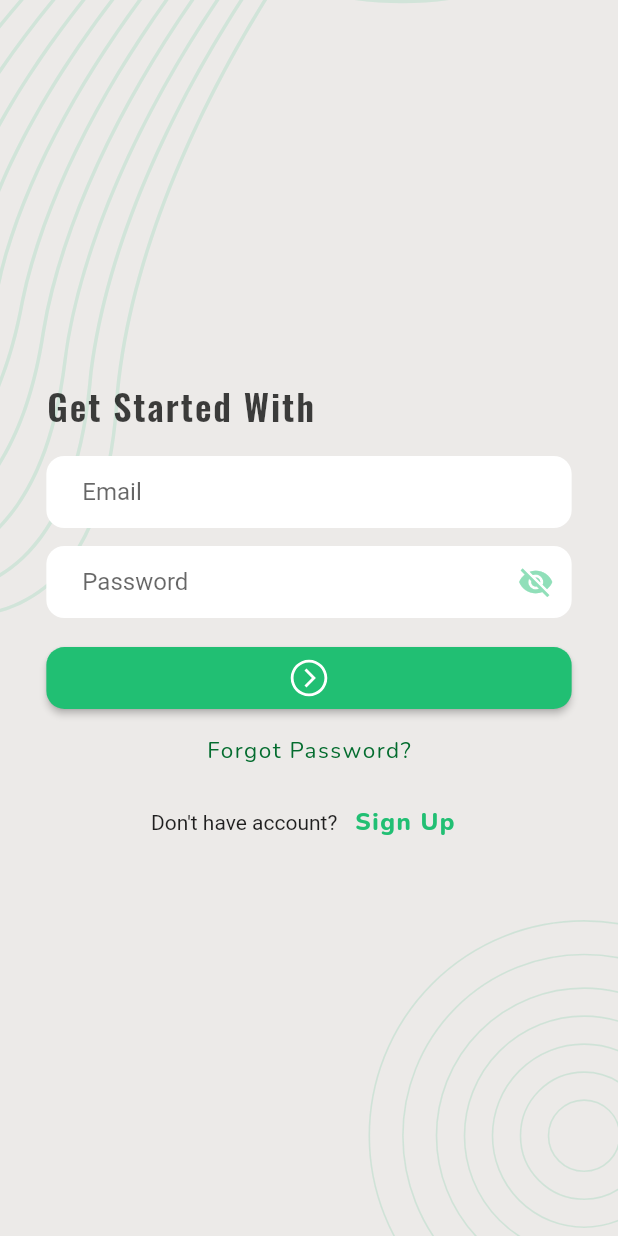
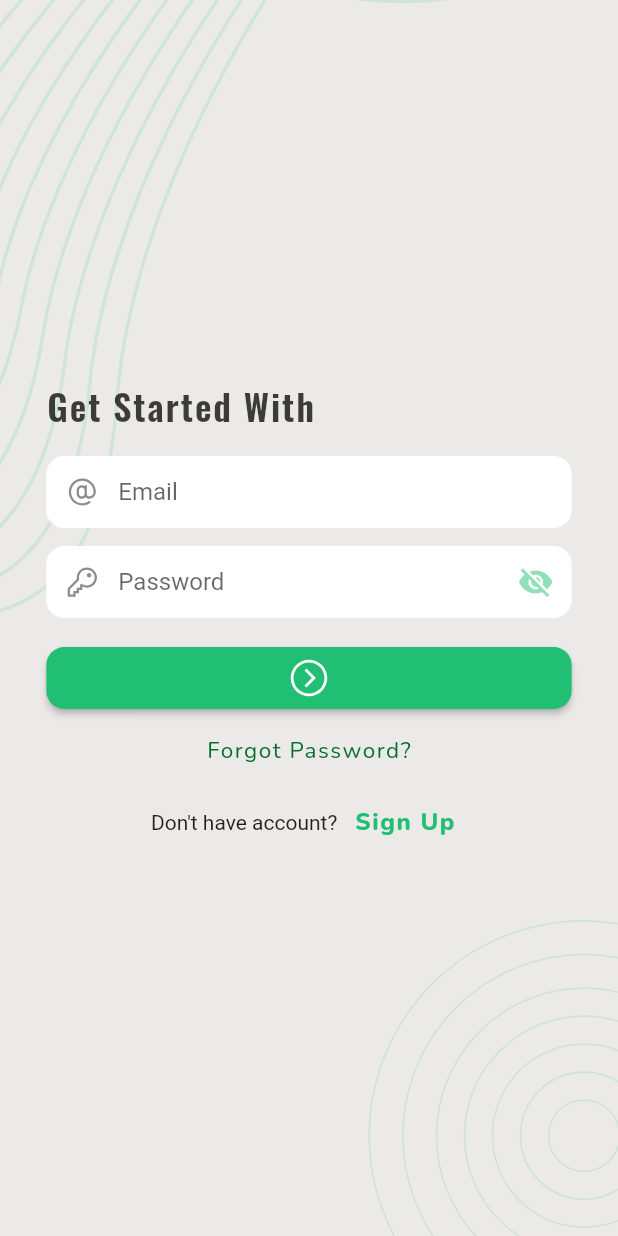
Before and after one commit to nbakh16/task_manager, a Flutter app: the screen it shows after launch, on a phone screen of 412 x 824 dp. Run offline on Flutter 3.47's test engine with Material 2 defaults, Android fonts, the phone set to English and light mode, and no system bars; our stand-ins replace flutter_svg, google_fonts, image_picker, line_icons, loading_animation_widget, pin_code_fields and 1 more.

Commit message:
Theme state loads properly on app start.

```diff
--- a/lib/app.dart
+++ b/lib/app.dart
@@ -19,11 +19,12 @@ class _TaskManagerAppState extends State<TaskManagerApp> {
     super.initState();
 
     WidgetsBinding.instance.addPostFrameCallback((_) {
-      ThemeUtility.loadTheme();
-
       ThemeUtility.themeChangedCallback = (bool isLight) {
         setState(() {});
       };
+
+      ThemeUtility.loadTheme();
+      setState(() {});
     });
   }
 
@@ -91,7 +92,7 @@ class _TaskManagerAppState extends State<TaskManagerApp> {
         titleSmall: GoogleFonts.nunito(
             textStyle: TextStyle(
                 fontSize: 14,
-                fontWeight: FontWeight.w200,
+                fontWeight: FontWeight.w300,
                 color: Colors.black.withOpacity(0.75),
                 letterSpacing: 0.5
             )
@@ -132,7 +133,7 @@ class _TaskManagerAppState extends State<TaskManagerApp> {
             ),
             borderRadius: BorderRadius.all(Radius.circular(12.0))
         ),
-        contentPadding: EdgeInsets.symmetric(horizontal: 24, vertical: 12)
+        contentPadding: EdgeInsets.symmetric(horizontal: 24, vertical: 12),
       ),
       elevatedButtonTheme: ElevatedButtonThemeData(
         style: ElevatedButton.styleFrom(
@@ -272,7 +273,7 @@ class _TaskManagerAppState extends State<TaskManagerApp> {
               ),
               borderRadius: BorderRadius.all(Radius.circular(12.0))
           ),
-          contentPadding: EdgeInsets.symmetric(horizontal: 24, vertical: 12)
+          contentPadding: EdgeInsets.symmetric(horizontal: 24, vertical: 12),
       ),
       elevatedButtonTheme: ElevatedButtonThemeData(
         style: ElevatedButton.styleFrom(
--- a/lib/ui/screen/login_screen.dart
+++ b/lib/ui/screen/login_screen.dart
@@ -95,7 +95,8 @@ class _LoginScreenState extends State<LoginScreen> {
                 controller: _emailTEController,
                 decoration: const InputDecoration(
                   hintText: 'Email',
-                  labelText: 'Email'
+                  labelText: 'Email',
+                  prefixIcon: LineIcon.at()
                 ),
                 keyboardType: TextInputType.emailAddress,
                 textInputAction: TextInputAction.next,
@@ -112,6 +113,7 @@ class _LoginScreenState extends State<LoginScreen> {
                 decoration: InputDecoration(
                   hintText: 'Password',
                   labelText: 'Password',
+                  prefixIcon: const LineIcon.key(),
                   suffixIcon: IconButton(
                     onPressed: (){
                       _isObscureText = !_isObscureText;
```
Also changed, not shown: lib/ui/screen/singup_screen.dart (+0 -7 lines).
